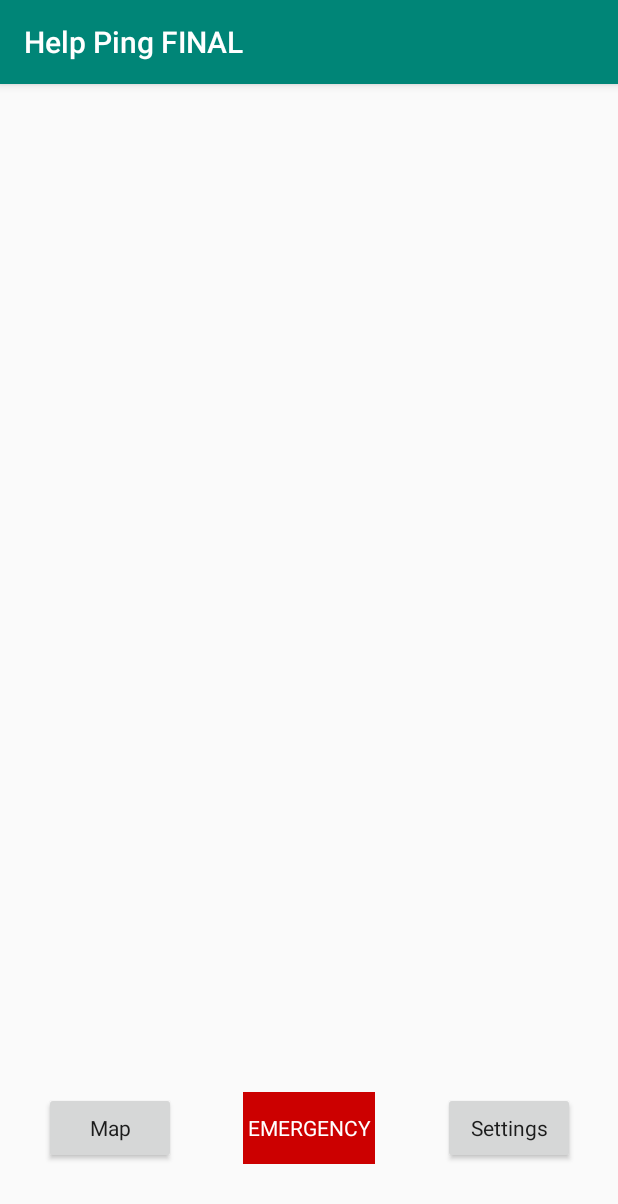
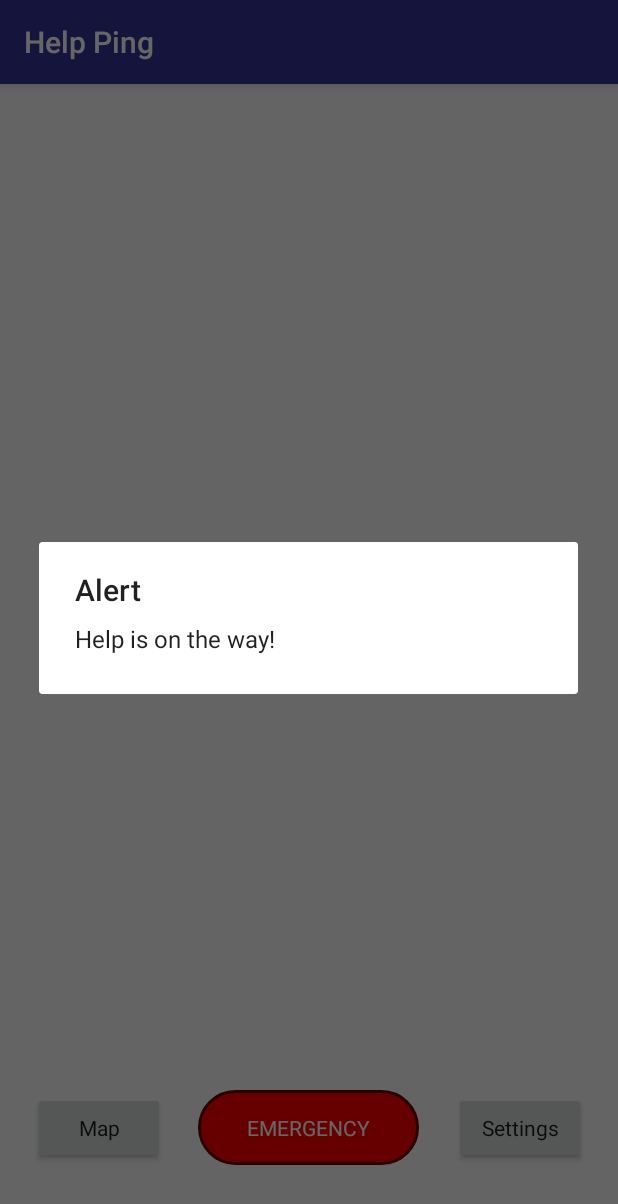
Before and after one commit to cdorse10/HelpPingFINAL, an Android app: the screen it shows after launch (MainActivity), after a tap on "EMERGENCY", on a phone screen of 412 x 824 dp. Shown: the top 1204 px of the screen. Run offline under Robolectric (Android 15) with nearby library versions, the phone set to English and light mode, and no system bars; our stand-ins replace Firebase (no records; nobody signed in at launch, a user with empty details on screens opened directly).

Commit message:
Made a little prettier

```diff
--- a/app/src/main/AndroidManifest.xml
+++ b/app/src/main/AndroidManifest.xml
@@ -12,7 +12,7 @@
     <application
         android:allowBackup="true"
         android:icon="@mipmap/ic_launcher"
-        android:label="@string/app_name"
+        android:label="Help Ping"
         android:roundIcon="@mipmap/ic_launcher_round"
         android:supportsRtl="true"
         android:theme="@style/AppTheme">
--- a/app/src/main/java/com/example/helpping/helppingfinal/MainActivity.java
+++ b/app/src/main/java/com/example/helpping/helppingfinal/MainActivity.java
@@ -2,6 +2,7 @@ package com.example.helpping.helppingfinal;
 
 import android.Manifest;
 import android.content.Context;
+import android.content.DialogInterface;
 import android.content.Intent;
 import android.content.pm.PackageManager;
 import android.location.Location;
@@ -9,6 +10,7 @@ import android.location.LocationListener;
 import android.location.LocationManager;
 import android.support.v4.app.ActivityCompat;
 import android.support.v4.content.ContextCompat;
+import android.support.v7.app.AlertDialog;
 import android.support.v7.app.AppCompatActivity;
 import android.os.Bundle;
 import android.view.View;
@@ -35,7 +37,16 @@ public class MainActivity extends AppCompatActivity {
 
         final int LOCATION_PERMISSION_REQUEST_CODE = 1;
 
+        AlertDialog alertDialog = new AlertDialog.Builder(MainActivity.this).create();
+        alertDialog.setTitle("Warning");
+        alertDialog.setMessage("This app's main functionality is to be used for emergencies only");
 
+        new DialogInterface.OnClickListener() {
+            public void onClick(DialogInterface dialog, int which) {
+                dialog.dismiss();
+            }
+        };
+        alertDialog.show();
 
         mapBtn.setOnClickListener(new View.OnClickListener() {
             @Override
@@ -53,7 +64,18 @@ public class MainActivity extends AppCompatActivity {
                 FirebaseDatabase database = FirebaseDatabase.getInstance();
                 DatabaseReference myRef = database.getReference("message");
 
-                myRef.setValue("Hi, World!");
+                myRef.setValue("Hello, World!");
+
+                AlertDialog alertDialog = new AlertDialog.Builder(MainActivity.this).create();
+                alertDialog.setTitle("Alert");
+                alertDialog.setMessage("Help is on the way!");
+
+                        new DialogInterface.OnClickListener() {
+                            public void onClick(DialogInterface dialog, int which) {
+                                dialog.dismiss();
+                            }
+                        };
+                alertDialog.show();
 
                 /*// Write a message to the database
                 FirebaseDatabase database = FirebaseDatabase.getInstance();
--- /dev/null
+++ b/app/src/main/res/drawable/circle.xml
@@ -0,0 +1,14 @@
+<?xml version="1.0" encoding="utf-8"?>
+<shape xmlns:android="http://schemas.android.com/apk/res/android"
+    android:shape="rectangle">
+    <corners android:radius="1000dp" />
+    <solid android:color="#FF0000" />
+    <stroke
+        android:width="2dip"
+        android:color="#660000" />
+    <padding
+        android:bottom="4dp"
+        android:left="4dp"
+        android:right="4dp"
+        android:top="4dp" />
+</shape>
--- a/app/src/main/res/layout/activity_main.xml
+++ b/app/src/main/res/layout/activity_main.xml
@@ -4,13 +4,15 @@
     xmlns:tools="http://schemas.android.com/tools"
     android:layout_width="match_parent"
     android:layout_height="match_parent"
-    tools:context=".MainActivity">
+    tools:context=".MainActivity"
+    tools:layout_editor_absoluteY="81dp">
 
     <Button
         android:id="@+id/settingsButton"
         style="@style/Widget.AppCompat.Button"
         android:layout_width="wrap_content"
         android:layout_height="wrap_content"
+        android:layout_marginEnd="21dp"
         android:layout_marginBottom="48dp"
         android:text="Settings"
         android:textAppearance="@style/TextAppearance.AppCompat"
@@ -21,24 +23,25 @@
     <Button
         android:id="@+id/emergencyButton"
         style="@style/Widget.AppCompat.Button.Borderless"
-        android:layout_width="wrap_content"
-        android:layout_height="wrap_content"
-        android:layout_marginEnd="16dp"
-        android:background="@android:color/holo_red_dark"
+        android:layout_width="0dp"
+        android:layout_height="50dp"
+        android:layout_marginEnd="23dp"
+        android:background="@drawable/circle"
+        android:onClick="onPing"
         android:text="EMERGENCY"
         android:textAppearance="@style/TextAppearance.AppCompat"
         android:textColor="@android:color/white"
         app:layout_constraintBaseline_toBaselineOf="@+id/crimeMapbutton"
         app:layout_constraintEnd_toStartOf="@+id/settingsButton"
-        app:layout_constraintStart_toEndOf="@+id/crimeMapbutton"
-        android:onClick="onPing"/>
+        app:layout_constraintStart_toEndOf="@+id/crimeMapbutton" />
 
     <Button
         android:id="@+id/crimeMapbutton"
         style="@style/Widget.AppCompat.Button"
         android:layout_width="wrap_content"
         android:layout_height="wrap_content"
-        android:layout_marginEnd="16dp"
+        android:layout_marginStart="22dp"
+        android:layout_marginEnd="22dp"
         android:layout_marginBottom="48dp"
         android:text="Map"
         android:textAppearance="@style/TextAppearance.AppCompat"
--- a/app/src/main/res/values/colors.xml
+++ b/app/src/main/res/values/colors.xml
@@ -1,6 +1,6 @@
 <?xml version="1.0" encoding="utf-8"?>
 <resources>
-    <color name="colorPrimary">#008577</color>
-    <color name="colorPrimaryDark">#00574B</color>
+    <color name="colorPrimary">#323299</color>
+    <color name="colorPrimaryDark">#000080</color>
     <color name="colorAccent">#D81B60</color>
 </resources>
```
